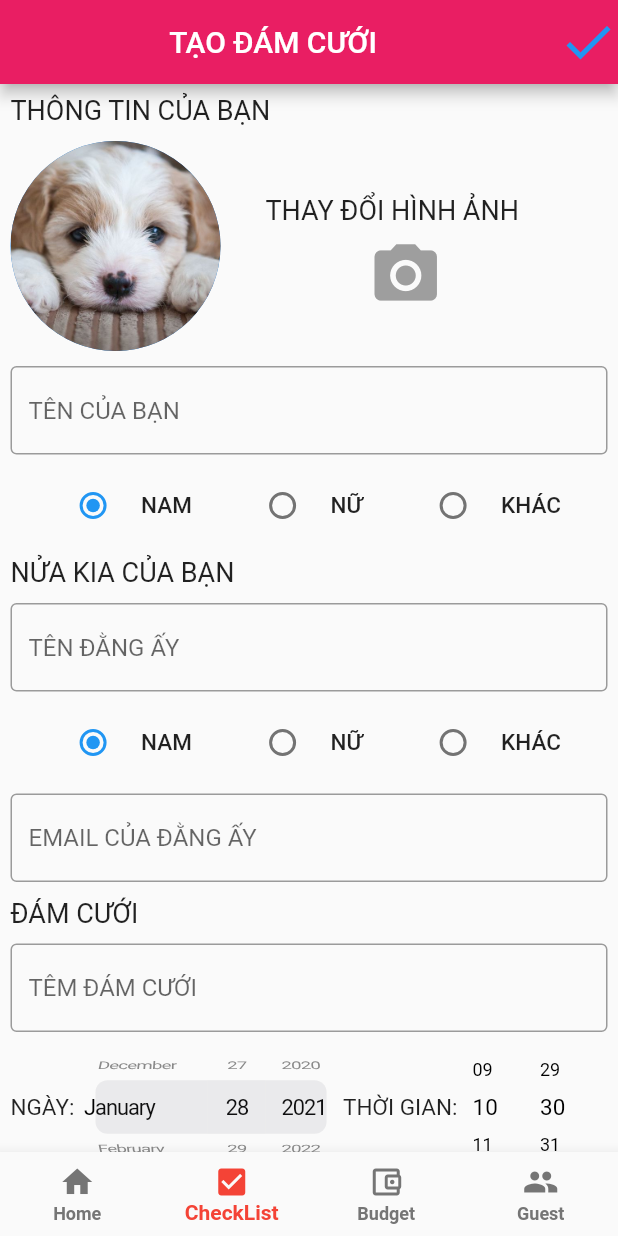
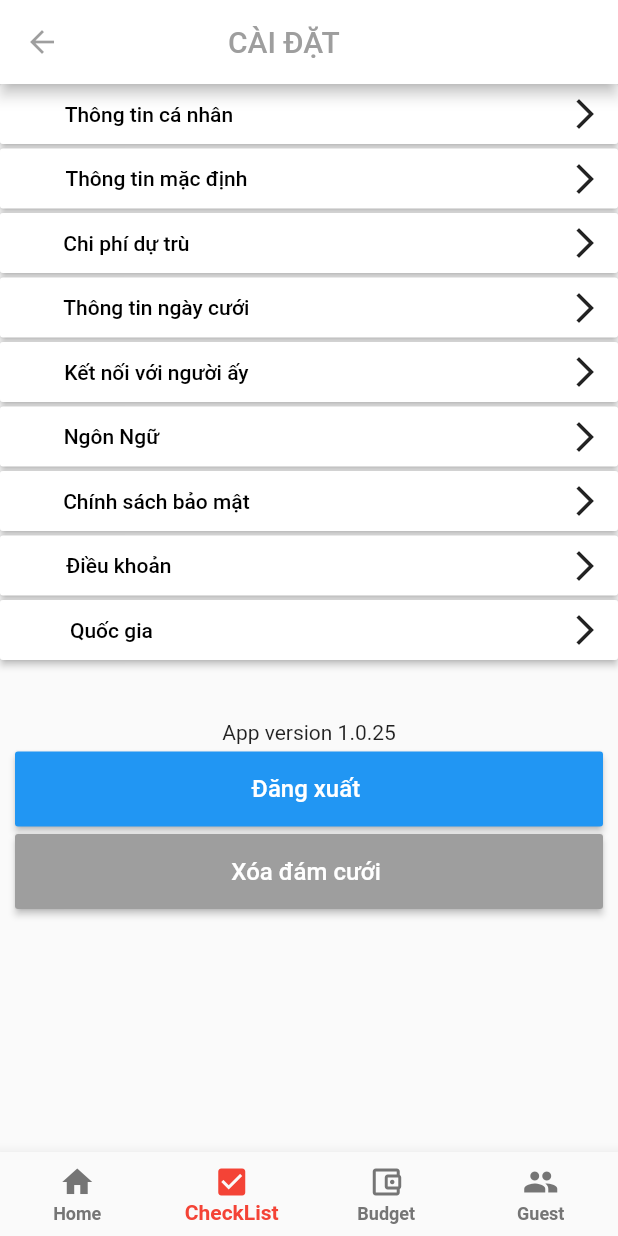
Before and after one commit to linhle8964/Capston-Project, a Flutter app: the screen it shows after launch, item 2 of the bottom bar chosen, on a phone screen of 412 x 824 dp. Run offline on Flutter 3.47's test engine with Material 2 defaults, Android fonts, the phone set to English and light mode, and no system bars; drawn by our look-alikes of flutter_time_picker_spinner; our stand-ins replace cloud_firestore, equatable, fluttertoast; accounts and stored records are empty.

Commit message:
fix merge dung

```diff
--- a/wedding_app/lib/main.dart
+++ b/wedding_app/lib/main.dart
@@ -1,7 +1,7 @@
 import 'package:flutter/material.dart';
 import 'package:wedding_app/demo_page.dart';
 import 'package:wedding_app/screens/navigator/navigator.dart';
-import 'package:wedding_app/utils/hex_color.dart';
+
 void main() {
   runApp(MyApp());
 }
@@ -25,7 +25,7 @@ class MyApp extends StatelessWidget {
         primarySwatch: Colors.red,
         visualDensity: VisualDensity.adaptivePlatformDensity,
       ),
-      home: NavigatorDemo(),
+      home: NavigatorPage(),
     );
   }
 }
--- a/wedding_app/lib/screens/max_budget/max_budget.dart
+++ b/wedding_app/lib/screens/max_budget/max_budget.dart
@@ -4,15 +4,15 @@ import 'package:flutter/material.dart';
 import 'package:flutter/cupertino.dart';
 
 void main() {
-  runApp(MaxBudget());
+  runApp(MaxBudgetPage());
 }
 
-class MaxBudget extends StatefulWidget {
+class MaxBudgetPage extends StatefulWidget {
   @override
-  _MaxBudgetState createState() => _MaxBudgetState();
+  _MaxBudgetPageState createState() => _MaxBudgetPageState();
 }
 
-class _MaxBudgetState extends State<MaxBudget> {
+class _MaxBudgetPageState extends State<MaxBudgetPage> {
   @override
   Widget build(BuildContext context) {
     return MaterialApp(
--- a/wedding_app/lib/screens/navigator/navigator.dart
+++ b/wedding_app/lib/screens/navigator/navigator.dart
@@ -3,19 +3,22 @@ import 'package:wedding_app/demo_page.dart';
 import 'package:wedding_app/screens/Budget/budget_page.dart';
 import 'package:wedding_app/screens/create_wedding/create_wedding_page.dart';
 import 'package:wedding_app/screens/login/login.dart';
+import 'package:wedding_app/screens/personal_info/personal_info.dart';
+import 'package:wedding_app/screens/setting/setting.dart';
+import 'package:wedding_app/screens/wedding_date/wedding_date.dart';
 
-class NavigatorDemo extends StatefulWidget {
+class NavigatorPage extends StatefulWidget {
   @override
-  _NavigatorDemoState createState() => _NavigatorDemoState();
+  _NavigatorPageState createState() => _NavigatorPageState();
 }
 
-class _NavigatorDemoState extends State<NavigatorDemo> {
+class _NavigatorPageState extends State<NavigatorPage> {
   int _selectedIndex = 0;
   final List<Widget> _children = [
     DemoPage(string: "1",),
-    CreateWeddingPage(),
-    BudgetList(),
-    LoginPage(),
+    SettingPage(),
+    PersonalInfoPage(),
+    WeddingDatePage(),
   ];
   void onTabTapped(int index) {
     setState(() {
--- a/wedding_app/lib/screens/personal_info/personal_info.dart
+++ b/wedding_app/lib/screens/personal_info/personal_info.dart
@@ -1,15 +1,15 @@
 import 'package:flutter/material.dart';
 
 void main() {
-  runApp(PersonalInfo());
+  runApp(PersonalInfoPage());
 }
 
-class PersonalInfo extends StatefulWidget {
+class PersonalInfoPage extends StatefulWidget {
   @override
-  _PersonalInfoState createState() => _PersonalInfoState();
+  _PersonalInfoPageState createState() => _PersonalInfoPageState();
 }
 
-class _PersonalInfoState extends State<PersonalInfo> {
+class _PersonalInfoPageState extends State<PersonalInfoPage> {
   @override
   Widget build(BuildContext context) {
     return MaterialApp(
--- a/wedding_app/lib/screens/setting/setting.dart
+++ b/wedding_app/lib/screens/setting/setting.dart
@@ -2,15 +2,15 @@ import 'package:flutter/material.dart';
 import 'package:flutter/cupertino.dart';
 
 void main() {
-  runApp(Setting());
+  runApp(SettingPage());
 }
 
-class Setting extends StatefulWidget {
+class SettingPage extends StatefulWidget {
   @override
-  _SettingState createState() => _SettingState();
+  _SettingPageState createState() => _SettingPageState();
 }
 
-class _SettingState extends State<Setting> {
+class _SettingPageState extends State<SettingPage> {
   @override
   Widget build(BuildContext context) {
     return MaterialApp(
--- a/wedding_app/lib/screens/wedding_date/wedding_date.dart
+++ b/wedding_app/lib/screens/wedding_date/wedding_date.dart
@@ -4,10 +4,10 @@ import 'package:flutter/material.dart';
 import 'package:flutter/cupertino.dart';
 
 void main() {
-  runApp(WeddingDate());
+  runApp(WeddingDatePage());
 }
 
-class WeddingDate extends StatelessWidget {
+class WeddingDatePage extends StatelessWidget {
   @override
   Widget build(BuildContext context) {
     return MaterialApp(
```
